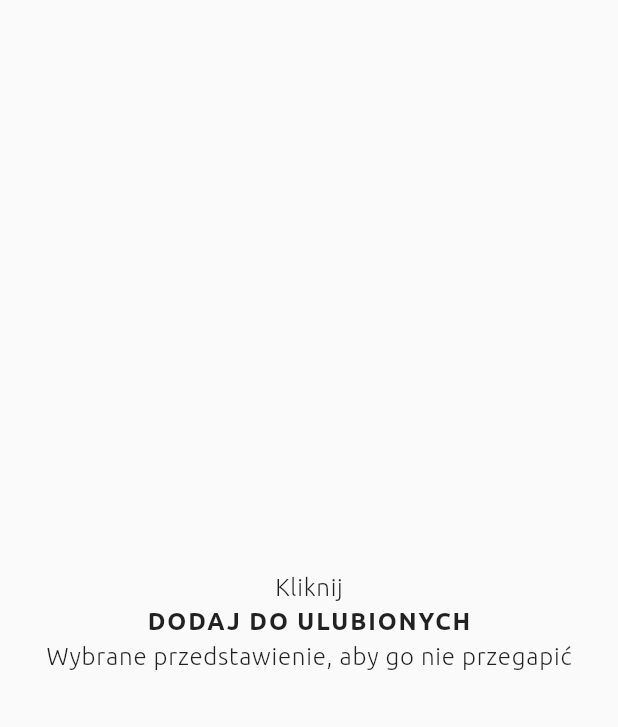
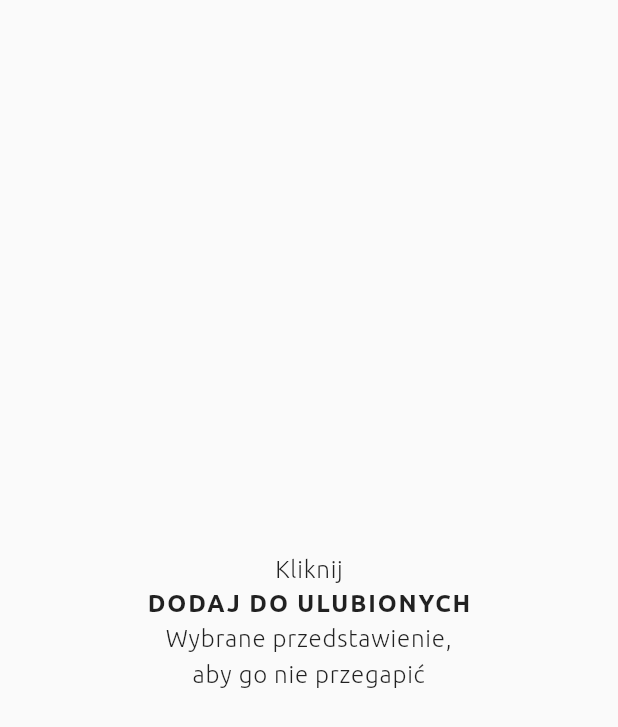
Before and after one commit to Odyssey-Of-The-Mind-Poland/OdysejaMobile, a Flutter app: the FavouritesEmpty widget shown alone on an empty page, opened directly, on a phone screen of 412 x 824 dp. Shown: the top 727 px of the screen. Run offline on Flutter 3.47's test engine with Material 2 defaults, Android fonts, the phone set to English and light mode, and no system bars; our stand-ins replace auto_route, bloc, dartz, dio, dot_navigation_bar, equatable and 8 more; missing offline and left inert: swipeable_tile; accounts and stored records are empty; generated files the repository leaves out were written again; network calls fail; statements that could not run were skipped; project files that could hold a hidden picture were left out.

Commit message:
Small changes to empty favourites widget

```diff
--- a/lib/app/strings.dart
+++ b/lib/app/strings.dart
@@ -79,7 +79,7 @@ abstract class AppStrings {
   static const String spontanToolTip = 'Drużyna powinna się\nzgłosić na 15-20 minut\nprzed czasem!';
 
   static const String click = 'Kliknij';
-  static const String emptyFavouritesCaption = 'Wybrane przedstawienie, aby go nie przegapić';
+  static const String emptyFavouritesCaption = 'Wybrane przedstawienie,\naby go nie przegapić';
 }
 // \u200B
 // \u00A0
--- a/lib/presentation/favourites_screen/favourites_screen.dart
+++ b/lib/presentation/favourites_screen/favourites_screen.dart
@@ -55,7 +55,8 @@ class FavouritesEmpty extends StatelessWidget {
           Text(AppStrings.click, style: AppTextStyles.bodyText2),
           SizedBox(height: 4),
           Text(AppStrings.addToFavsLabel, style: AppTextStyles.button),
-          Text(AppStrings.emptyFavouritesCaption, style: AppTextStyles.bodyText2),
+          Text(AppStrings.emptyFavouritesCaption,
+              style: AppTextStyles.bodyText2, textAlign: TextAlign.center),
         ],
       ),
     );
```
